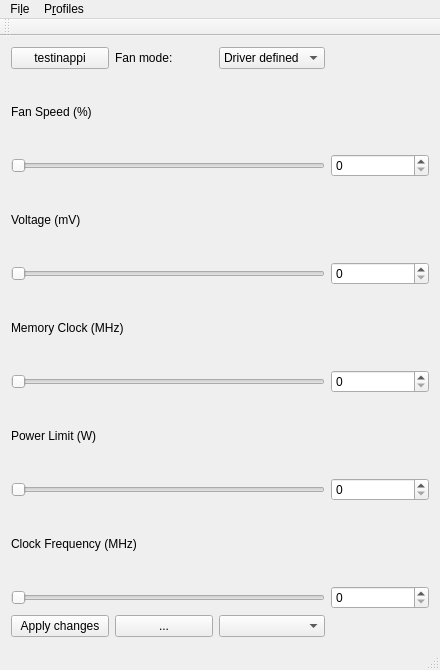
Before: the Qt Designer form mainwindow.ui in Lurkki14/tuxclocker, drawn with Qt 5.
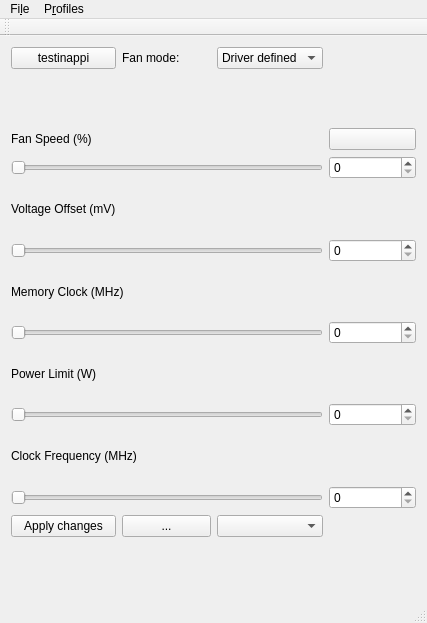
After: the same form once the commit is applied. Icons and pictures are not drawn.

```diff
--- a/mainwindow.ui
+++ b/mainwindow.ui
@@ -6,8 +6,8 @@
    <rect>
     <x>0</x>
     <y>0</y>
-    <width>440</width>
-    <height>670</height>
+    <width>427</width>
+    <height>623</height>
    </rect>
   </property>
   <property name="windowTitle">
@@ -15,6 +15,25 @@
   </property>
   <widget class="QWidget" name="centralWidget">
    <layout class="QGridLayout" name="gridLayout">
+    <item row="7" column="3">
+     <widget class="QSpinBox" name="memClkSpinBox"/>
+    </item>
+    <item row="9" column="3">
+     <widget class="QSpinBox" name="powerLimSpinBox"/>
+    </item>
+    <item row="5" column="3">
+     <widget class="QSpinBox" name="voltageSpinBox"/>
+    </item>
+    <item row="3" column="3">
+     <widget class="QSpinBox" name="fanSpinBox"/>
+    </item>
+    <item row="12" column="0">
+     <widget class="QPushButton" name="applyButton">
+      <property name="text">
+       <string>Apply changes</string>
+      </property>
+     </widget>
+    </item>
     <item row="0" column="0">
      <widget class="QPushButton" name="pushButton">
       <property name="text">
@@ -22,60 +41,37 @@
       </property>
      </widget>
     </item>
-    <item row="1" column="0">
-     <widget class="QLabel" name="label">
-      <property name="text">
-       <string>Fan Speed (%)</string>
-      </property>
-     </widget>
-    </item>
-    <item row="2" column="3">
-     <widget class="QSpinBox" name="fanSpinBox"/>
-    </item>
-    <item row="3" column="0">
-     <widget class="QLabel" name="voltgeLabel">
-      <property name="text">
-       <string>Voltage (mV)</string>
-      </property>
-     </widget>
-    </item>
-    <item row="4" column="3">
-     <widget class="QSpinBox" name="voltageSpinBox"/>
-    </item>
-    <item row="5" column="0" colspan="2">
+    <item row="6" column="0" colspan="2">
      <widget class="QLabel" name="memClockLabel">
       <property name="text">
        <string>Memory Clock (MHz)</string>
       </property>
      </widget>
     </item>
-    <item row="6" column="3">
-     <widget class="QSpinBox" name="memClkSpinBox"/>
-    </item>
-    <item row="7" column="0" colspan="2">
-     <widget class="QLabel" name="powerLimLabel">
-      <property name="text">
-       <string>Power Limit (W)</string>
+    <item row="3" column="0" colspan="3">
+     <widget class="QSlider" name="fanSlider">
+      <property name="orientation">
+       <enum>Qt::Horizontal</enum>
       </property>
      </widget>
     </item>
-    <item row="8" column="3">
-     <widget class="QSpinBox" name="powerLimSpinBox"/>
-    </item>
-    <item row="9" column="0" colspan="2">
-     <widget class="QLabel" name="clockFreqLabel">
-      <property name="text">
-       <string>Clock Frequency (MHz)</string>
+    <item row="11" column="0" colspan="3">
+     <widget class="QSlider" name="frequencySlider">
+      <property name="orientation">
+       <enum>Qt::Horizontal</enum>
       </property>
      </widget>
     </item>
-    <item row="10" column="3">
-     <widget class="QSpinBox" name="frequencySpinBox"/>
-    </item>
-    <item row="0" column="1">
-     <widget class="QLabel" name="fanModeLabel">
+    <item row="1" column="0">
+     <widget class="QLabel" name="GPUNameLabel">
+      <property name="maximumSize">
+       <size>
+        <width>16777215</width>
+        <height>52</height>
+       </size>
+      </property>
       <property name="text">
-       <string>Fan mode:</string>
+       <string/>
       </property>
      </widget>
     </item>
@@ -98,58 +94,99 @@
       </item>
      </widget>
     </item>
-    <item row="10" column="0" colspan="3">
-     <widget class="QSlider" name="frequencySlider">
-      <property name="orientation">
-       <enum>Qt::Horizontal</enum>
-      </property>
-     </widget>
-    </item>
-    <item row="11" column="0">
-     <widget class="QPushButton" name="applyButton">
-      <property name="text">
-       <string>Apply changes</string>
-      </property>
-     </widget>
-    </item>
-    <item row="11" column="1">
+    <item row="12" column="1">
      <widget class="QPushButton" name="newProfile">
       <property name="text">
        <string>...</string>
       </property>
      </widget>
     </item>
-    <item row="11" column="2">
+    <item row="11" column="3">
+     <widget class="QSpinBox" name="frequencySpinBox"/>
+    </item>
+    <item row="2" column="3">
+     <widget class="QPushButton" name="editFanCurveButton">
+      <property name="maximumSize">
+       <size>
+        <width>87</width>
+        <height>16777215</height>
+       </size>
+      </property>
+      <property name="text">
+       <string/>
+      </property>
+      <property name="icon">
+       <iconset>
+        <normaloff>../../../Pictures/cog.png</normaloff>../../../Pictures/cog.png</iconset>
+      </property>
+     </widget>
+    </item>
+    <item row="12" column="2">
      <widget class="QComboBox" name="profileComboBox"/>
     </item>
-    <item row="4" column="0" colspan="3">
+    <item row="2" column="0">
+     <widget class="QLabel" name="label">
+      <property name="text">
+       <string>Fan Speed (%)</string>
+      </property>
+     </widget>
+    </item>
+    <item row="0" column="1">
+     <widget class="QLabel" name="fanModeLabel">
+      <property name="text">
+       <string>Fan mode:</string>
+      </property>
+     </widget>
+    </item>
+    <item row="5" column="0" colspan="3">
      <widget class="QSlider" name="voltageSlider">
       <property name="orientation">
        <enum>Qt::Horizontal</enum>
       </property>
      </widget>
     </item>
-    <item row="2" column="0" colspan="3">
-     <widget class="QSlider" name="fanSlider">
-      <property name="orientation">
-       <enum>Qt::Horizontal</enum>
+    <item row="10" column="0" colspan="2">
+     <widget class="QLabel" name="clockFreqLabel">
+      <property name="text">
+       <string>Clock Frequency (MHz)</string>
       </property>
      </widget>
     </item>
-    <item row="6" column="0" colspan="3">
+    <item row="4" column="0">
+     <widget class="QLabel" name="voltgeLabel">
+      <property name="text">
+       <string>Voltage Offset (mV)</string>
+      </property>
+     </widget>
+    </item>
+    <item row="8" column="0" colspan="2">
+     <widget class="QLabel" name="powerLimLabel">
+      <property name="text">
+       <string>Power Limit (W)</string>
+      </property>
+     </widget>
+    </item>
+    <item row="7" column="0" colspan="3">
      <widget class="QSlider" name="memClkSlider">
       <property name="orientation">
        <enum>Qt::Horizontal</enum>
       </property>
      </widget>
     </item>
-    <item row="8" column="0" colspan="3">
+    <item row="9" column="0" colspan="3">
      <widget class="QSlider" name="powerLimSlider">
       <property name="orientation">
        <enum>Qt::Horizontal</enum>
       </property>
      </widget>
     </item>
+    <item row="13" column="0">
+     <widget class="QLabel" name="statusLabel">
+      <property name="text">
+       <string/>
+      </property>
+     </widget>
+    </item>
    </layout>
   </widget>
   <widget class="QMenuBar" name="menuBar">
@@ -157,7 +194,7 @@
     <rect>
      <x>0</x>
      <y>0</y>
-     <width>440</width>
+     <width>427</width>
      <height>28</height>
     </rect>
    </property>
```
